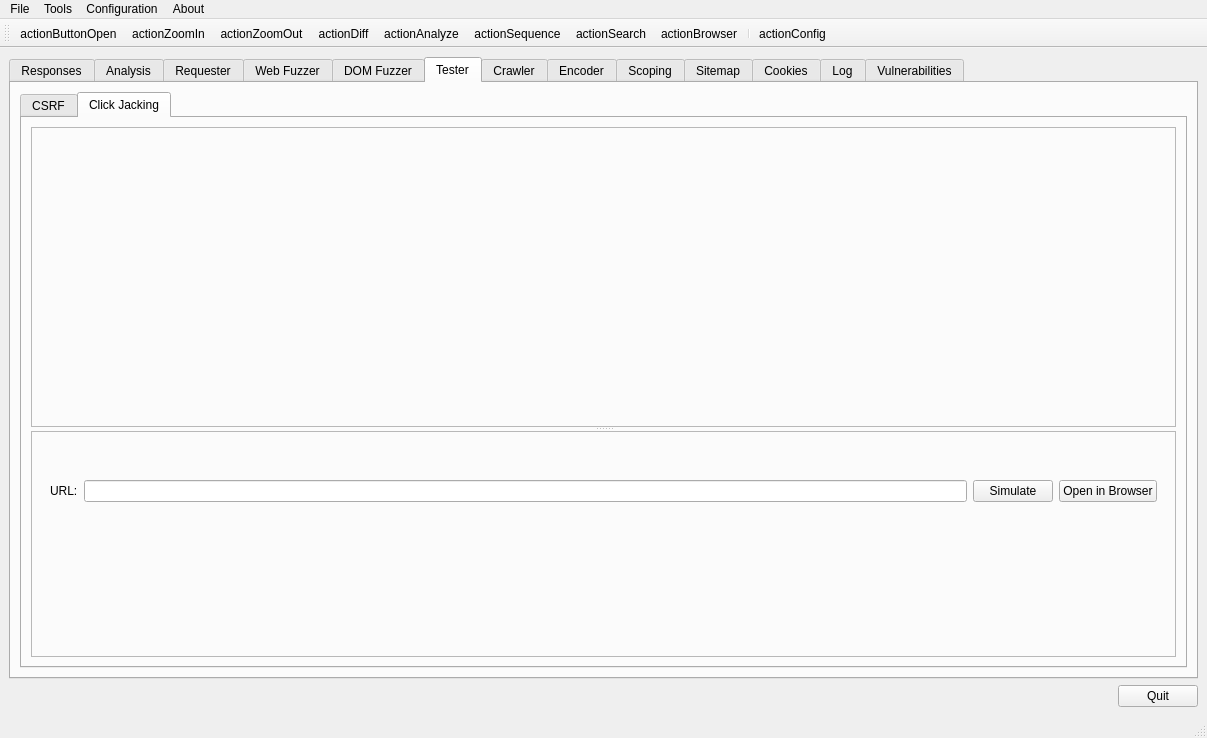
Old version of the form branches/raft3/ui/RaftMain.ui in the repository RAFTDevTeam/raft.
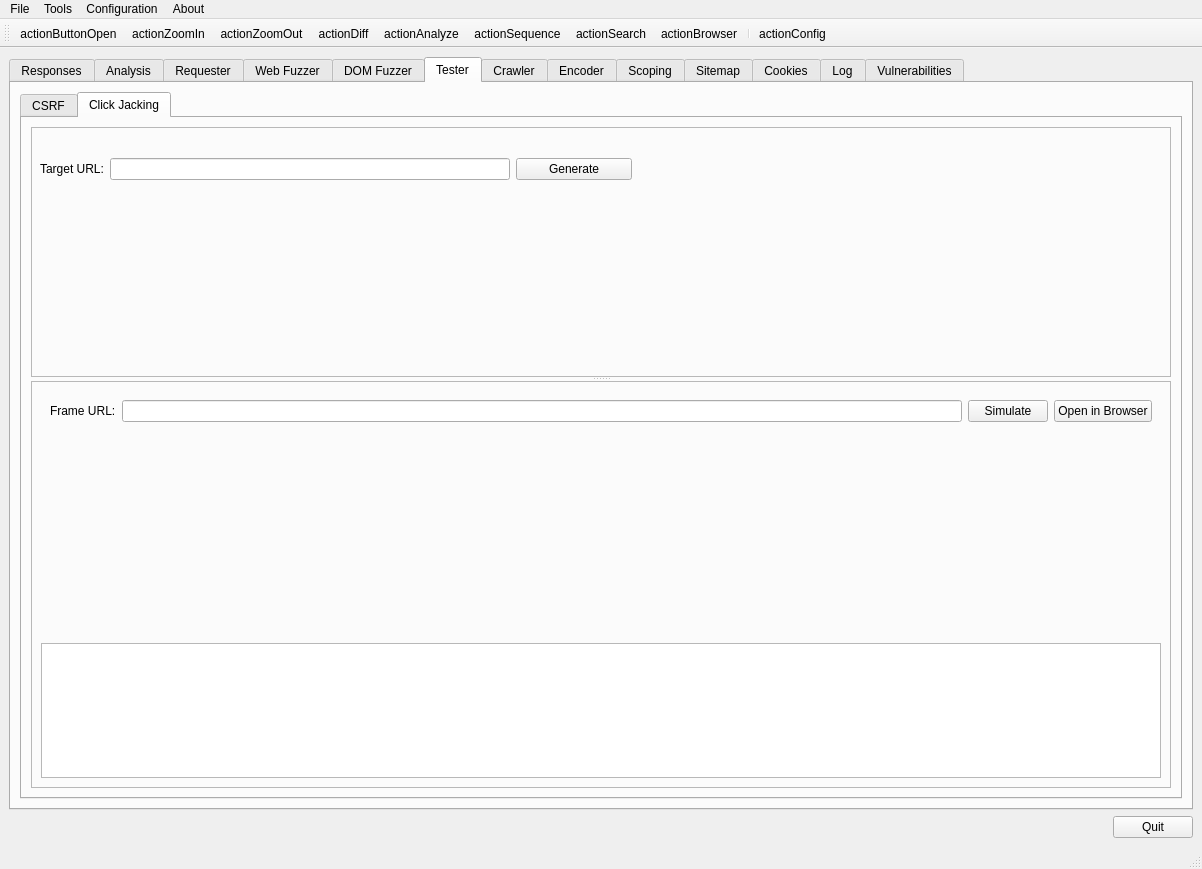
New version of the form. The open tabs and pages were chosen to show the change. Icons and pictures are not drawn. Custom widgets are drawn as their Qt base class.

Commit message: UI changes for Clickjacking elements

```diff
--- a/branches/raft3/ui/RaftMain.ui
+++ b/branches/raft3/ui/RaftMain.ui
@@ -6,8 +6,8 @@
    <rect>
     <x>0</x>
     <y>0</y>
-    <width>1207</width>
-    <height>738</height>
+    <width>1202</width>
+    <height>869</height>
    </rect>
   </property>
   <property name="windowTitle">
@@ -1617,45 +1617,118 @@
                <enum>Qt::Vertical</enum>
               </property>
               <widget class="QFrame" name="testerClickjackingWorkFrameArea">
+               <property name="sizePolicy">
+                <sizepolicy hsizetype="Preferred" vsizetype="MinimumExpanding">
+                 <horstretch>0</horstretch>
+                 <verstretch>0</verstretch>
+                </sizepolicy>
+               </property>
+               <property name="minimumSize">
+                <size>
+                 <width>0</width>
+                 <height>250</height>
+                </size>
+               </property>
                <property name="frameShape">
                 <enum>QFrame::StyledPanel</enum>
                </property>
                <property name="frameShadow">
                 <enum>QFrame::Raised</enum>
                </property>
-               <layout class="QHBoxLayout" name="horizontalLayout_37">
-                <item>
-                 <widget class="QsciScintilla" name="testerClickjackingEditHtml">
-                  <property name="minimumSize">
-                   <size>
-                    <width>512</width>
-                    <height>200</height>
-                   </size>
-                  </property>
-                  <property name="toolTip">
-                   <string/>
-                  </property>
-                  <property name="whatsThis">
-                   <string/>
-                  </property>
-                 </widget>
-                </item>
-                <item>
-                 <spacer name="horizontalSpacer_21">
-                  <property name="orientation">
-                   <enum>Qt::Horizontal</enum>
-                  </property>
-                  <property name="sizeHint" stdset="0">
-                   <size>
-                    <width>40</width>
-                    <height>20</height>
-                   </size>
-                  </property>
-                 </spacer>
-                </item>
-               </layout>
+               <widget class="QWidget" name="">
+                <property name="geometry">
+                 <rect>
+                  <x>0</x>
+                  <y>0</y>
+                  <width>610</width>
+                  <height>270</height>
+                 </rect>
+                </property>
+                <layout class="QVBoxLayout" name="verticalLayout_65">
+                 <item>
+                  <widget class="QWidget" name="widget_3" native="true">
+                   <property name="sizePolicy">
+                    <sizepolicy hsizetype="Preferred" vsizetype="Minimum">
+                     <horstretch>0</horstretch>
+                     <verstretch>0</verstretch>
+                    </sizepolicy>
+                   </property>
+                   <layout class="QHBoxLayout" name="horizontalLayout_39">
+                    <item>
+                     <layout class="QHBoxLayout" name="horizontalLayout_37">
+                      <item>
+                       <widget class="QLabel" name="label_23">
+                        <property name="text">
+                         <string>Target URL:</string>
+                        </property>
+                       </widget>
+                      </item>
+                      <item>
+                       <widget class="QLineEdit" name="testerClickjackingTargetURL">
+                        <property name="sizePolicy">
+                         <sizepolicy hsizetype="MinimumExpanding" vsizetype="Fixed">
+                          <horstretch>0</horstretch>
+                          <verstretch>0</verstretch>
+                         </sizepolicy>
+                        </property>
+                        <property name="minimumSize">
+                         <size>
+                          <width>400</width>
+                          <height>0</height>
+                         </size>
+                        </property>
+                       </widget>
+                      </item>
+                      <item>
+                       <widget class="QPushButton" name="testerClickjackingGenerateButton">
+                        <property name="sizePolicy">
+                         <sizepolicy hsizetype="MinimumExpanding" vsizetype="Fixed">
+                          <horstretch>0</horstretch>
+                          <verstretch>0</verstretch>
+                         </sizepolicy>
+                        </property>
+                        <property name="text">
+                         <string>Generate</string>
+                        </property>
+                       </widget>
+                      </item>
+                     </layout>
+                    </item>
+                   </layout>
+                  </widget>
+                 </item>
+                 <item>
+                  <widget class="QsciScintilla" name="testerClickjackingEditHtml">
+                   <property name="sizePolicy">
+                    <sizepolicy hsizetype="Expanding" vsizetype="Minimum">
+                     <horstretch>0</horstretch>
+                     <verstretch>0</verstretch>
+                    </sizepolicy>
+                   </property>
+                   <property name="minimumSize">
+                    <size>
+                     <width>512</width>
+                     <height>180</height>
+                    </size>
+                   </property>
+                   <property name="toolTip">
+                    <string/>
+                   </property>
+                   <property name="whatsThis">
+                    <string/>
+                   </property>
+                  </widget>
+                 </item>
+                </layout>
+               </widget>
               </widget>
               <widget class="QFrame" name="testerClickjackingBrowserFrameArea">
+               <property name="sizePolicy">
+                <sizepolicy hsizetype="Preferred" vsizetype="Expanding">
+                 <horstretch>0</horstretch>
+                 <verstretch>0</verstretch>
+                </sizepolicy>
+               </property>
                <property name="frameShape">
                 <enum>QFrame::StyledPanel</enum>
                </property>
@@ -1665,11 +1738,17 @@
                <layout class="QVBoxLayout" name="verticalLayout_60">
                 <item>
                  <widget class="QWidget" name="widget_2" native="true">
+                  <property name="sizePolicy">
+                   <sizepolicy hsizetype="Preferred" vsizetype="Maximum">
+                    <horstretch>0</horstretch>
+                    <verstretch>0</verstretch>
+                   </sizepolicy>
+                  </property>
                   <layout class="QHBoxLayout" name="horizontalLayout_38">
                    <item>
                     <widget class="QLabel" name="label_22">
                      <property name="text">
-                      <string>URL:</string>
+                      <string>Frame URL:</string>
                      </property>
                     </widget>
                    </item>
@@ -1695,14 +1774,39 @@
                 </item>
                 <item>
                  <widget class="QWidget" name="testerClickjackingEmbeddedBrowserPlaceholder" native="true">
+                  <property name="sizePolicy">
+                   <sizepolicy hsizetype="Preferred" vsizetype="Expanding">
+                    <horstretch>0</horstretch>
+                    <verstretch>0</verstretch>
+                   </sizepolicy>
+                  </property>
                   <property name="minimumSize">
                    <size>
                     <width>512</width>
-                    <height>100</height>
+                    <height>200</height>
                    </size>
                   </property>
                  </widget>
                 </item>
+                <item>
+                 <widget class="QTextEdit" name="testerClickjackingConsoleLogTextEdit">
+                  <property name="sizePolicy">
+                   <sizepolicy hsizetype="Expanding" vsizetype="Fixed">
+                    <horstretch>0</horstretch>
+                    <verstretch>0</verstretch>
+                   </sizepolicy>
+                  </property>
+                  <property name="minimumSize">
+                   <size>
+                    <width>0</width>
+                    <height>30</height>
+                   </size>
+                  </property>
+                  <property name="readOnly">
+                   <bool>true</bool>
+                  </property>
+                 </widget>
+                </item>
                </layout>
               </widget>
              </widget>
@@ -3365,7 +3469,7 @@
     <rect>
      <x>0</x>
      <y>0</y>
-     <width>1207</width>
+     <width>1202</width>
      <height>22</height>
     </rect>
    </property>
```
Left out of the diff: 2 changed lines with no effect on the pictures. The commit also changes 1 other file.
